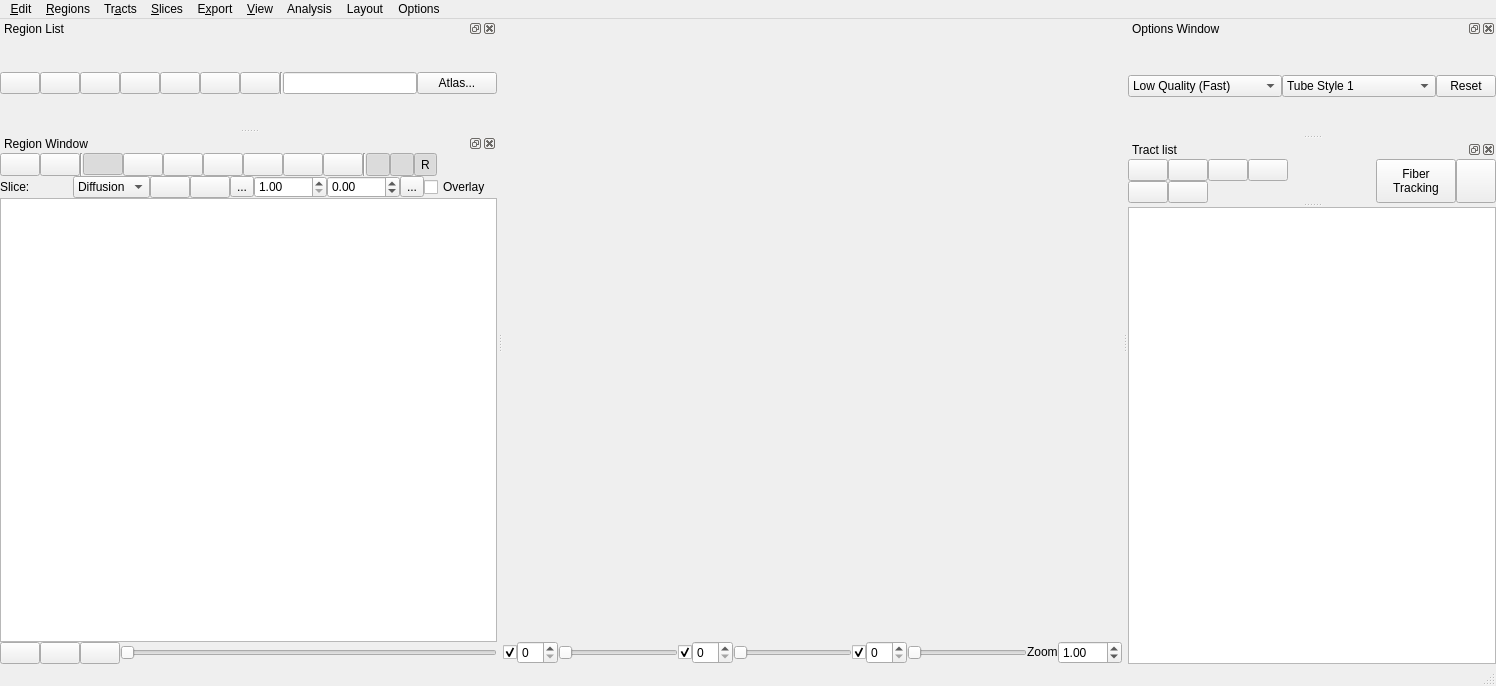
Qt form tracking/tracking_window.ui (frankyeh/DSI-Studio) before a commit.
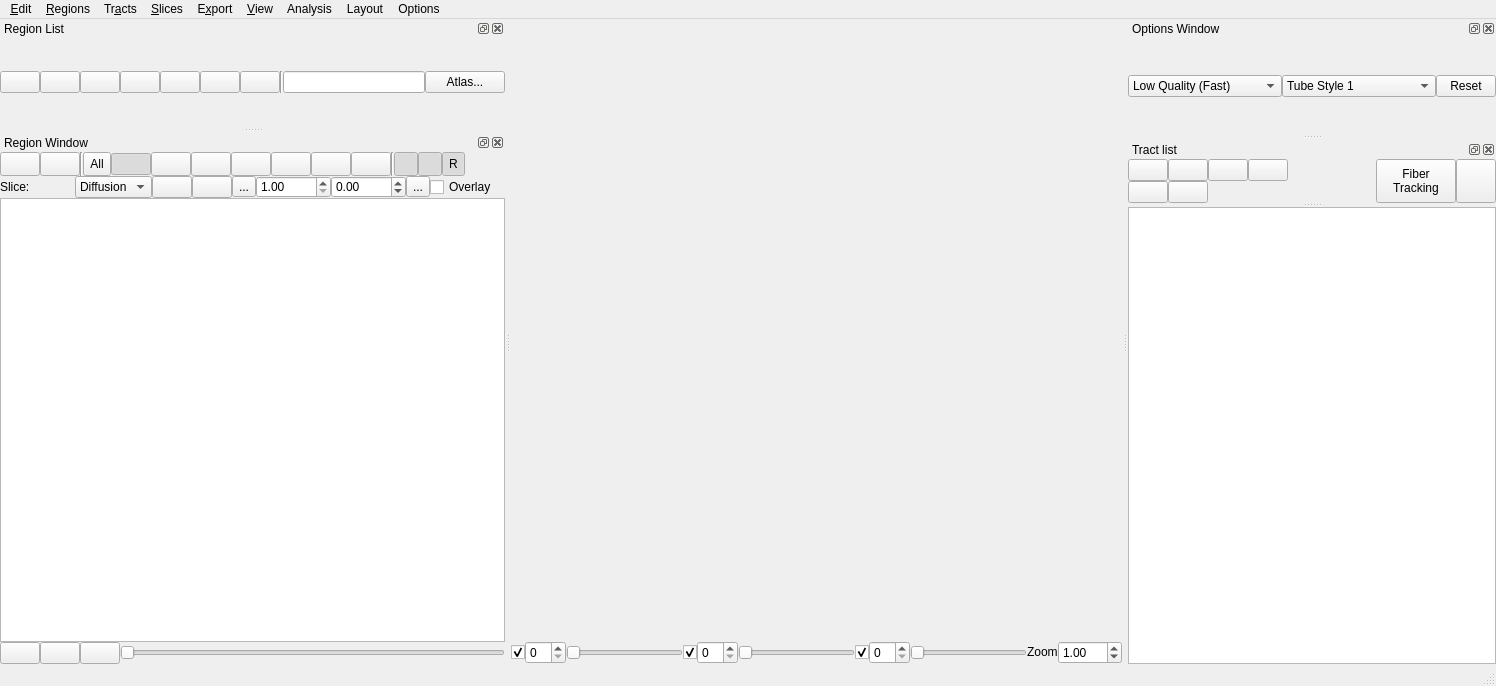
The same form after that commit. Icons and pictures are not drawn. Custom widgets are drawn as their Qt base class.

Commit message: [gui] enhance regino processing

Patch:
```diff
--- a/tracking/tracking_window.ui
+++ b/tracking/tracking_window.ui
@@ -1496,6 +1496,22 @@
          </property>
         </widget>
        </item>
+       <item>
+        <widget class="QToolButton" name="all_edit">
+         <property name="minimumSize">
+          <size>
+           <width>0</width>
+           <height>24</height>
+          </size>
+         </property>
+         <property name="text">
+          <string>All</string>
+         </property>
+         <property name="checkable">
+          <bool>true</bool>
+         </property>
+        </widget>
+       </item>
        <item>
         <widget class="QPushButton" name="tool0">
          <property name="sizePolicy">
```
Left out of the diff: 18 changed lines with no effect on the pictures. The commit also changes 4 other files.
